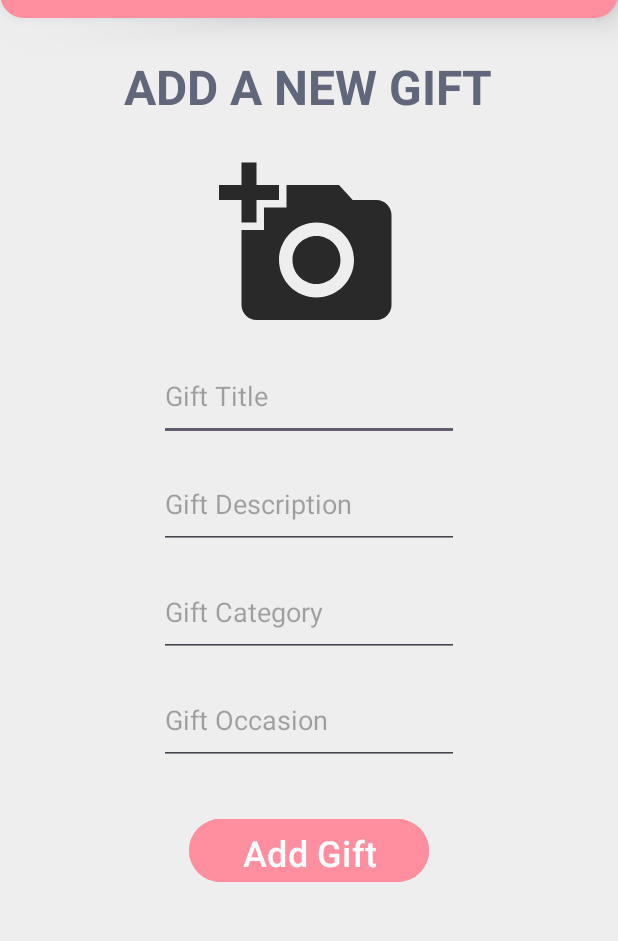
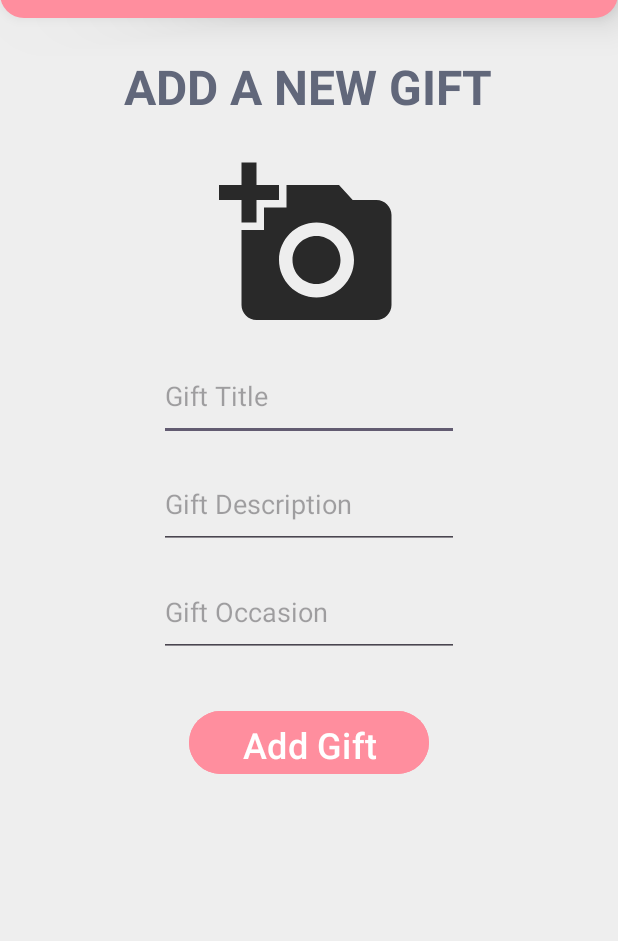
Before and after one commit to Wiran-Larbi/gift-discovery, an Android app: the AddGiftActivity screen opened directly, with no data from a screen before it, on a phone screen of 412 x 824 dp, the part 71-1012 px from its top. Run offline under Robolectric (Android 15) with nearby library versions, the phone set to English and light mode, and no system bars; our stand-ins replace sdp/ssp sizes.

```diff
--- a/app/src/main/java/com/dotcipher/gift_discovery/AddGiftActivity.java
+++ b/app/src/main/java/com/dotcipher/gift_discovery/AddGiftActivity.java
@@ -41,7 +41,6 @@ public class AddGiftActivity extends AppCompatActivity {
             giftImageView = findViewById(R.id.gift_add_image);
             gift_title_et = findViewById(R.id.gift_title_et);
             gift_description_et = findViewById(R.id.gift_description_et);
-            gift_category_et = findViewById(R.id.gift_category_et);
             gift_occasion_et = findViewById(R.id.gift_occasion_et);
             btnAddGift = findViewById(R.id.btnAddGift);
             db = new GiftDatabaseHelper(this);
--- a/app/src/main/res/layout/activity_add_gift.xml
+++ b/app/src/main/res/layout/activity_add_gift.xml
@@ -77,14 +77,9 @@
             android:hint="Gift Description"
             />
 
-        <EditText
-            android:id="@+id/gift_category_et"
-            android:layout_width="200dp"
-            android:layout_height="60dp"
-            android:layout_marginTop="12dp"
-            android:hint="Gift Category"
-            />
-        <EditText
+
+
+               <EditText
             android:id="@+id/gift_occasion_et"
             android:layout_width="200dp"
             android:layout_height="60dp"
```
